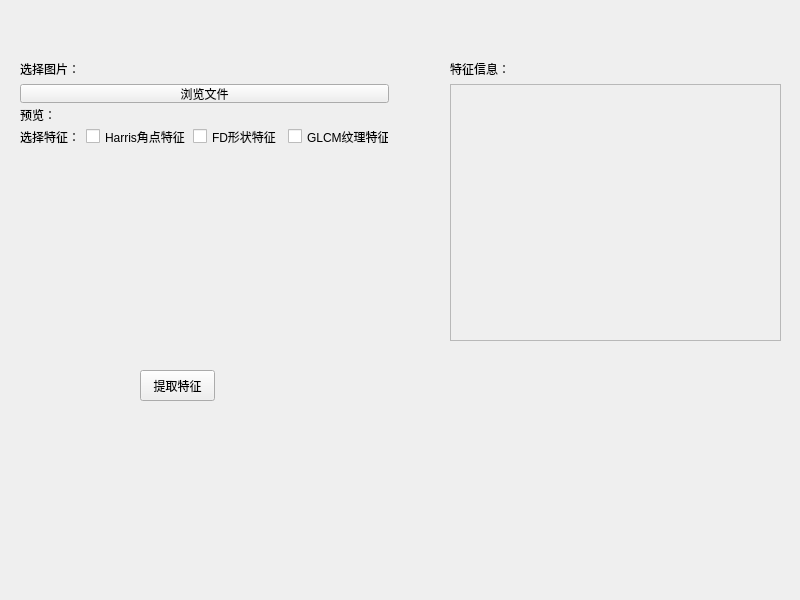
Before: the Qt Designer form oceanEddyRecognition.ui in Liujiajia1994/pyQtTest, drawn with Qt 5.
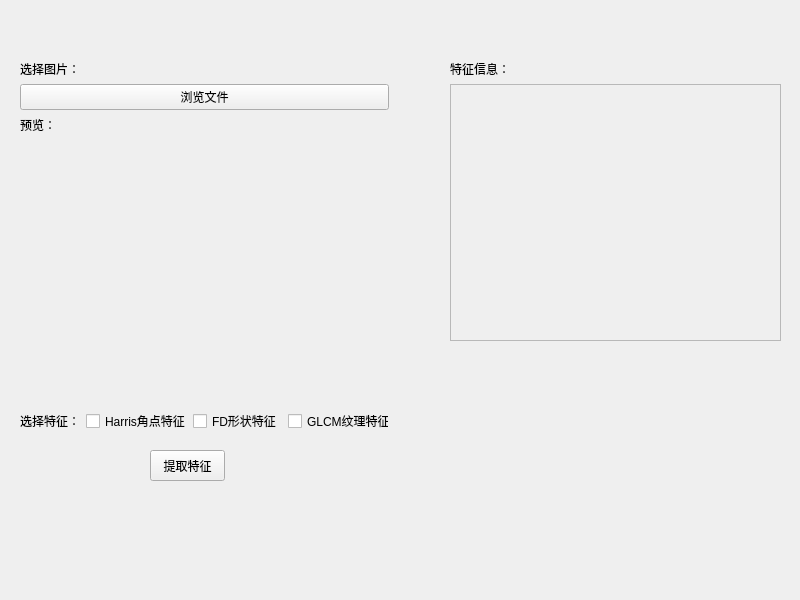
After: the same form once the commit is applied.

Patch:
```diff
--- a/oceanEddyRecognition.ui
+++ b/oceanEddyRecognition.ui
@@ -17,8 +17,8 @@
    <widget class="QPushButton" name="extract">
     <property name="geometry">
      <rect>
-      <x>140</x>
-      <y>370</y>
+      <x>150</x>
+      <y>450</y>
       <width>75</width>
       <height>31</height>
      </rect>
@@ -33,7 +33,7 @@
       <x>20</x>
       <y>60</y>
       <width>369</width>
-      <height>87</height>
+      <height>373</height>
      </rect>
     </property>
     <layout class="QVBoxLayout" name="verticalLayout">
@@ -52,15 +52,25 @@
       </widget>
      </item>
      <item>
-      <widget class="QLabel" name="image_show">
-       <property name="maximumSize">
+      <widget class="QLabel" name="image_preshow">
+       <property name="text">
+        <string>预览：</string>
+       </property>
+      </widget>
+     </item>
+     <item>
+      <widget class="QLabel" name="label_show">
+       <property name="minimumSize">
         <size>
-         <width>367</width>
-         <height>12</height>
+         <width>280</width>
+         <height>280</height>
         </size>
        </property>
        <property name="text">
-        <string>预览：</string>
+        <string/>
+       </property>
+       <property name="scaledContents">
+        <bool>true</bool>
        </property>
       </widget>
      </item>
```
